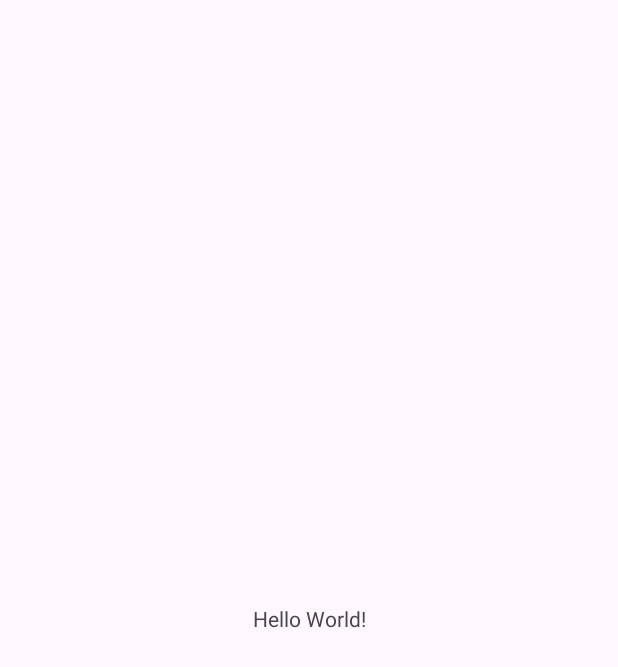
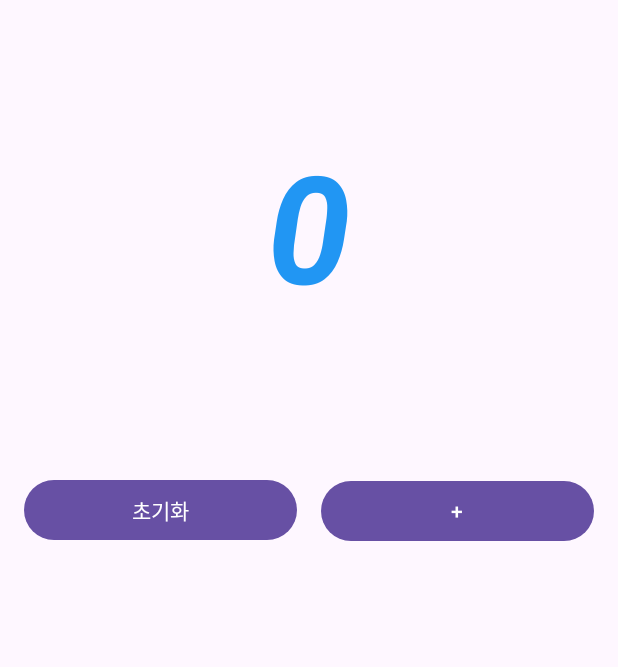
Before and after one commit to bjl0615/counter-App, an Android app: the screen it shows after launch (MainActivity), on a phone screen of 412 x 824 dp. Before the commit the part shown is almost empty. Shown: the top 667 px of the screen. Run offline under Robolectric (Android 15) with nearby library versions, the phone set to English and light mode, and no system bars.

Commit message:
Counter_App

```diff
--- a/app/src/main/java/com/example/counter_app/MainActivity.kt
+++ b/app/src/main/java/com/example/counter_app/MainActivity.kt
@@ -2,10 +2,41 @@ package com.example.counter_app
 
 import androidx.appcompat.app.AppCompatActivity
 import android.os.Bundle
+import android.util.Log
+import android.widget.Button
+import android.widget.TextView
 
 class MainActivity : AppCompatActivity() {
+    var number = 0
     override fun onCreate(savedInstanceState: Bundle?) {
         super.onCreate(savedInstanceState)
         setContentView(R.layout.activity_main)
+
+        val numberTextView = findViewById<TextView>(R.id.numberTextView)
+        val resetButton = findViewById<Button>(R.id.resetButton)
+        val plusButton = findViewById<Button>(R.id.plusButton)
+//        val minusButton = findViewById<Button>(R.id.MinusButton)
+
+        resetButton.setOnClickListener {
+            number = 0
+            numberTextView.text = number.toString()
+            Log.i("onClick", "리셋 된 숫자는 $number")
+        }
+
+        plusButton.setOnClickListener {
+            number += 1
+            numberTextView.text = number.toString()
+            Log.i("onClick", "플러스 된 숫자는 $number")
+        }
+
+//        minusButton.setOnClickListener {
+//            number -= 1
+//            numberTextView.text = number.toString()
+//            Log.i("onClick","마이너스 된 숫자는 $number")
+//        }
+    }
+
+    override fun onResume() {
+        super.onResume()
     }
 }
--- a/app/src/main/res/layout/activity_main.xml
+++ b/app/src/main/res/layout/activity_main.xml
@@ -1,18 +1,48 @@
 <?xml version="1.0" encoding="utf-8"?>
-<androidx.constraintlayout.widget.ConstraintLayout xmlns:android="http://schemas.android.com/apk/res/android"
+<LinearLayout xmlns:android="http://schemas.android.com/apk/res/android"
     xmlns:app="http://schemas.android.com/apk/res-auto"
     xmlns:tools="http://schemas.android.com/tools"
     android:layout_width="match_parent"
-    android:layout_height="match_parent"
+    android:layout_height="wrap_content"
+    android:orientation="vertical"
     tools:context=".MainActivity">
 
+
     <TextView
-        android:layout_width="wrap_content"
+        android:id="@+id/numberTextView"
+        android:layout_width="match_parent"
+        android:layout_height="300dp"
+        android:textSize="100sp"
+        android:text="0"
+        android:textColor="@color/blue"
+        android:textStyle="bold|italic"
+        android:gravity="center"
+        />
+
+    <LinearLayout
+        android:layout_width="match_parent"
         android:layout_height="wrap_content"
-        android:text="Hello World!"
-        app:layout_constraintBottom_toBottomOf="parent"
-        app:layout_constraintEnd_toEndOf="parent"
-        app:layout_constraintStart_toStartOf="parent"
-        app:layout_constraintTop_toTopOf="parent" />
+        android:orientation="horizontal">
 
-</androidx.constraintlayout.widget.ConstraintLayout>
+        <Button
+            android:id="@+id/resetButton"
+            android:layout_width="0dp"
+            android:layout_height="wrap_content"
+            android:layout_marginStart="16dp"
+            android:layout_marginTop="16dp"
+            android:layout_marginBottom="16dp"
+            android:layout_weight="2"
+            android:text="초기화" />
+
+        <Button
+            android:id="@+id/plusButton"
+            android:layout_width="0dp"
+            android:layout_height="wrap_content"
+            android:layout_margin="16dp"
+            android:layout_weight="2"
+            android:text="+" />
+
+    </LinearLayout>
+
+
+</LinearLayout>
--- a/app/src/main/res/values/colors.xml
+++ b/app/src/main/res/values/colors.xml
@@ -2,4 +2,6 @@
 <resources>
     <color name="black">#FF000000</color>
     <color name="white">#FFFFFFFF</color>
+    <color name="blue">#2196F3</color>
+    <color name="orange">#FF5722</color>
 </resources>
```
